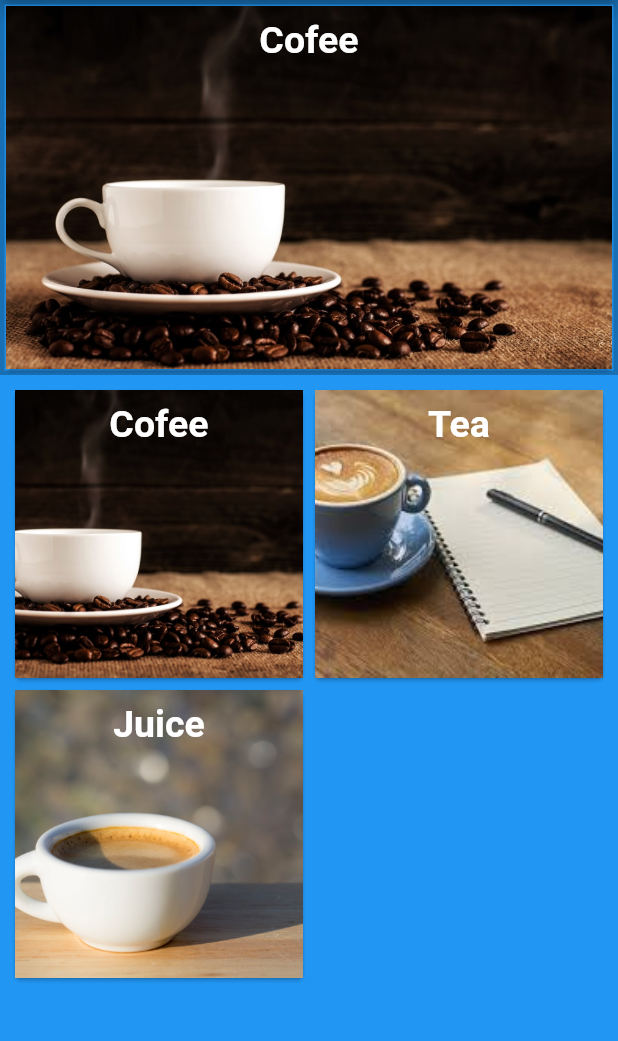
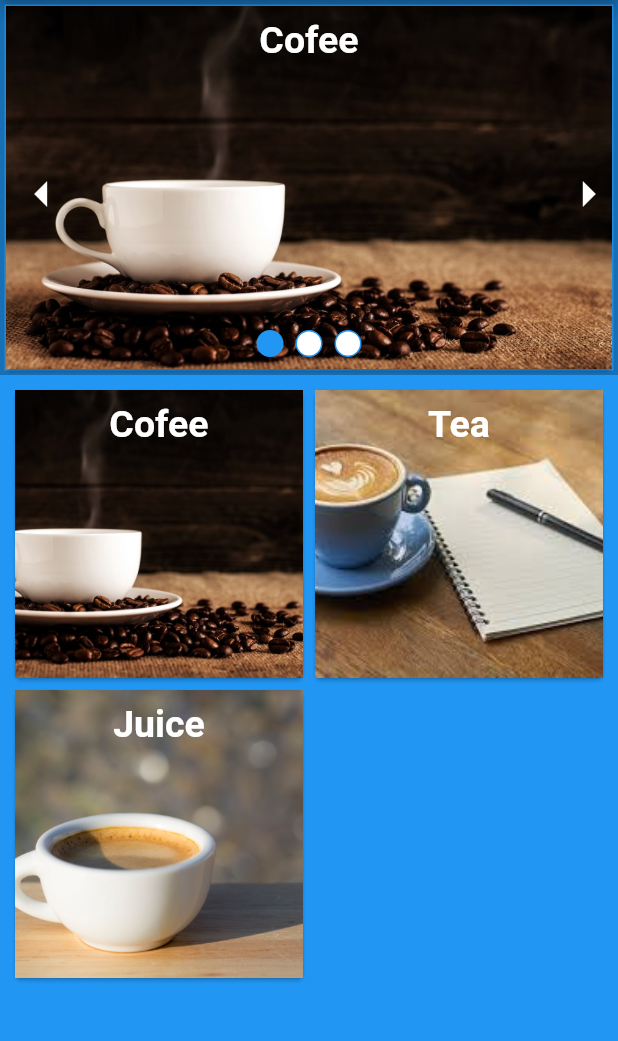
Before and after one commit to Shaheduzzaman67/shop_app, a Flutter app: the screen it shows after launch, on a phone screen of 412 x 824 dp, the part 84-1125 px from its top. Run offline on Flutter 3.47's test engine with Material 2 defaults, Android fonts, the phone set to English and light mode, and no system bars.

Commit message:
Slider Animation Created

```diff
--- a/lib/widget/DrinksCarousel.dart
+++ b/lib/widget/DrinksCarousel.dart
@@ -1,7 +1,27 @@
 import 'package:flutter/material.dart';
 import 'package:shopapp/widget/DrinkCards.dart';
 
-class DrinksCarousel extends StatelessWidget {
+class DrinksCarousel extends StatefulWidget {
+  @override
+  _DrinksCarouselState createState() => _DrinksCarouselState();
+}
+
+class _DrinksCarouselState extends State<DrinksCarousel> with SingleTickerProviderStateMixin {
+
+  TabController _tabController;
+
+  @override
+  void initState() {
+    // TODO: implement initState
+    super.initState();
+    _tabController = TabController(length: cofeeType.length, vsync: this);
+  }
+  @override
+  void dispose() {
+    // TODO: implement dispose
+    super.dispose();
+    _tabController.dispose();
+  }
   @override
   Widget build(BuildContext context) {
     return SizedBox(
@@ -14,8 +34,48 @@ class DrinksCarousel extends StatelessWidget {
             color: Colors.black26,
           )
         ),
-        child: DrinkCards(
-          drinkType: mainType[0],
+        child: Stack(
+          children: <Widget>[
+            TabBarView(
+              controller: _tabController,
+              children: mainType.map((drinkType){
+                return DrinkCards(
+                  drinkType: drinkType,
+                );
+              }).toList(),
+            ),
+            Align(
+              alignment: Alignment.bottomCenter,
+              child: Padding(
+                padding: const EdgeInsets.all(8.0),
+                child: TabPageSelector(
+                  controller: _tabController,
+                  color: Colors.white,
+                  indicatorSize: 18.0,
+                ),
+              ),
+            ),
+            Align(
+              alignment: Alignment.centerLeft,
+              child: IconButton(
+                icon: Icon(
+                  Icons.arrow_left,
+                  color: Colors.white,
+                  size: 40.0,
+                ),
+              ),
+            ),
+            Align(
+              alignment: Alignment.centerRight,
+              child: IconButton(
+                icon: Icon(
+                  Icons.arrow_right,
+                  color: Colors.white,
+                  size: 40.0,
+                ),
+              ),
+            ),
+          ],
         ),
       ),
     );
```
